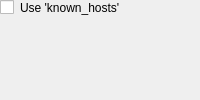
The window that ssh/src/configwidget.ui (albertlauncher/plugins) describes before a commit, drawn with Qt 5.
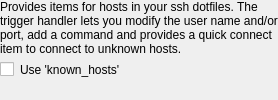
The same window after the commit.

```diff
--- a/ssh/src/configwidget.ui
+++ b/ssh/src/configwidget.ui
@@ -2,7 +2,7 @@
 <ui version="4.0">
  <class>ConfigWidget</class>
  <widget class="QWidget" name="ConfigWidget">
-  <layout class="QFormLayout" name="formLayout">
+  <layout class="QVBoxLayout" name="verticalLayout">
    <property name="leftMargin">
     <number>0</number>
    </property>
@@ -15,6 +15,18 @@
    <property name="bottomMargin">
     <number>0</number>
    </property>
+   <item>
+    <widget class="QLabel" name="label_2">
+     <property name="text">
+      <string>Provides items for hosts in your ssh dotfiles. The trigger handler lets you modify the user name and/or port, add a command and provides a quick connect item to connect to unknown hosts.</string>
+     </property>
+     <property name="wordWrap">
+      <bool>true</bool>
+     </property>
+    </widget>
+   </item>
+   <item>
+    <layout class="QFormLayout" name="formLayout">
    <item row="0" column="0">
     <widget class="QCheckBox" name="checkBox_knownhosts">
      <property name="text">
@@ -28,6 +40,15 @@
       <string>Use 'known_hosts'</string>
      </property>
     </widget>
+     </item>
+    </layout>
+   </item>
+   <item>
+    <spacer name="verticalSpacer">
+     <property name="orientation">
+      <enum>Qt::Vertical</enum>
+     </property>
+    </spacer>
    </item>
   </layout>
  </widget>
```
Lines whose indentation alone changed are shown as unchanged.
